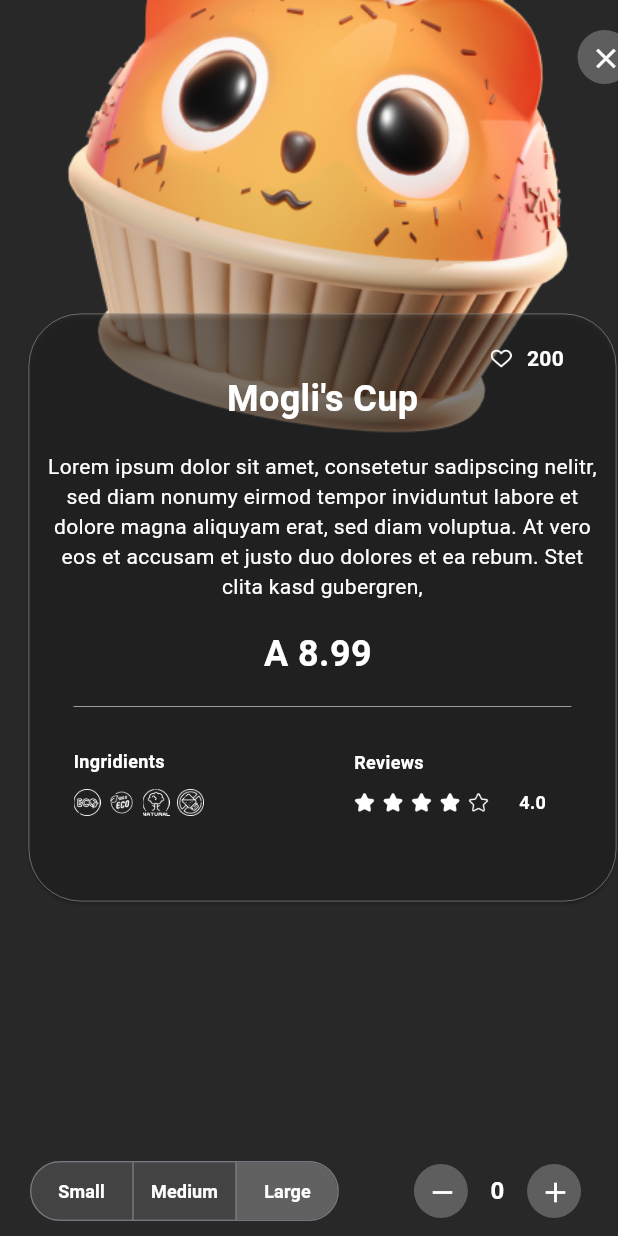
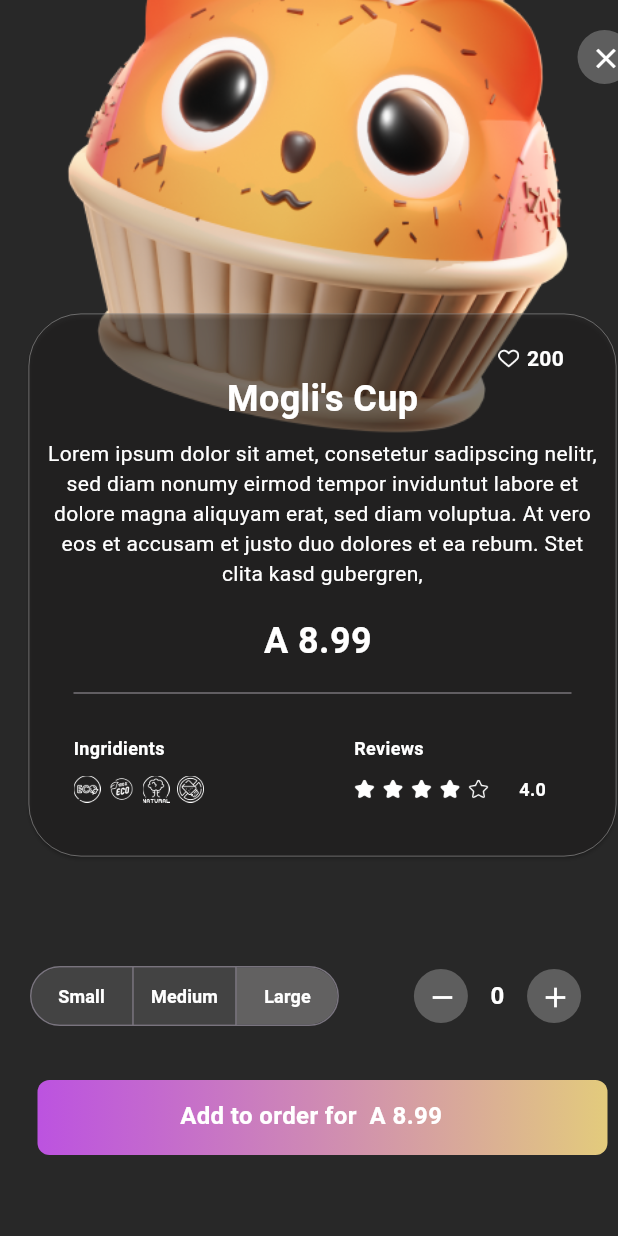
Before and after one commit to komvik/jp_app_material, a Flutter app: the DetailedInfoScreen widget shown alone on an empty page, opened directly with sample values from the repository, on a phone screen of 412 x 824 dp. Run offline on Flutter 3.47's test engine with Material 3 defaults, Android fonts, the light colour scheme and no system bars.

Commit message:
Before finishing the screen2

```diff
--- a/lib/screen1/screens/start_screen_app.dart
+++ b/lib/screen1/screens/start_screen_app.dart
@@ -73,8 +73,8 @@ class StartScreenApp extends StatelessWidget {
                                   TextStyle(color: Colors.white, fontSize: 14),
                             ),
                             SizedBox(height: 30),
+                            //Button "Order Now"
                             ChangeToMainScreenApp(),
-//
                           ],
                         ),
                       ),
--- a/lib/screen3/detailed_info_screen.dart
+++ b/lib/screen3/detailed_info_screen.dart
@@ -53,7 +53,7 @@ class _DetailedInfoScreenState extends State<DetailedInfoScreen> {
           left: 15,
           child: SizedBox(
             width: 400,
-            height: 400,
+            height: 370,
             child: Card(
               shape: RoundedRectangleBorder(
                   borderRadius: BorderRadius.circular(35.0),
@@ -73,7 +73,7 @@ class _DetailedInfoScreenState extends State<DetailedInfoScreen> {
                           child: Image(
                               image: AssetImage("assets/icons/heart.png"))),
                       SizedBox(
-                        width: 10,
+                        width: 5,
                       ),
                       Text(
                         "200",
@@ -97,7 +97,7 @@ class _DetailedInfoScreenState extends State<DetailedInfoScreen> {
                         fontSize: 24),
                   ),
                   //children 2
-                  const SizedBox(height: 10),
+                  const SizedBox(height: 1),
                   const Padding(
                     padding: EdgeInsets.all(8),
                     child: Text(
@@ -251,7 +251,7 @@ class _DetailedInfoScreenState extends State<DetailedInfoScreen> {
 //_________________________________________6.Container Choise
 
         Positioned(
-          top: 770,
+          top: 640,
           left: 20,
           child: Row(
             children: [
@@ -386,6 +386,40 @@ class _DetailedInfoScreenState extends State<DetailedInfoScreen> {
             ),
           ),
         ),
+
+        ///
+        ///
+        Positioned(
+          top: 720,
+          left: 25,
+          child: Container(
+            width: 380,
+            height: 50,
+            decoration: BoxDecoration(
+              borderRadius: BorderRadius.circular(8),
+              gradient: const LinearGradient(
+                colors: [
+                  Color.fromARGB(218, 213, 90, 255),
+                  Color.fromARGB(255, 227, 203, 124),
+                ],
+              ),
+            ),
+            child: Padding(
+              padding: const EdgeInsets.fromLTRB(95, 12, 10, 10),
+              child: Text(
+                "Add to order for  ${widget.item.cardPrise}",
+                style: const TextStyle(
+                    fontSize: 16,
+                    fontWeight: FontWeight.bold,
+                    color: Colors.white),
+              ),
+            ),
+          ),
+        ),
+
+        ///
+        ///
+        ///
       ],
     );
   }
```
